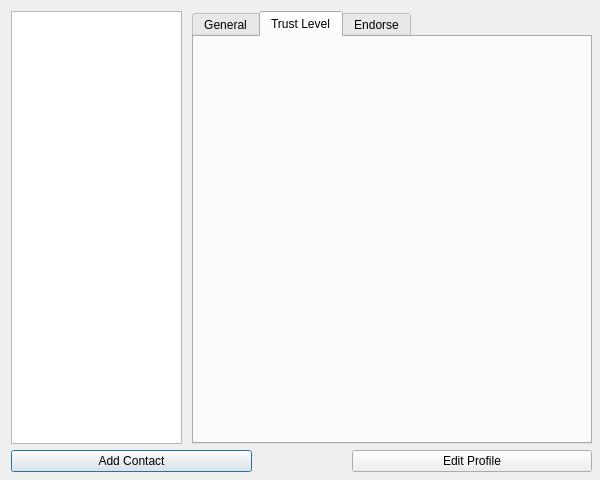
Qt form src/contactpanel.ui (named-data/ChronoChat) before a commit.
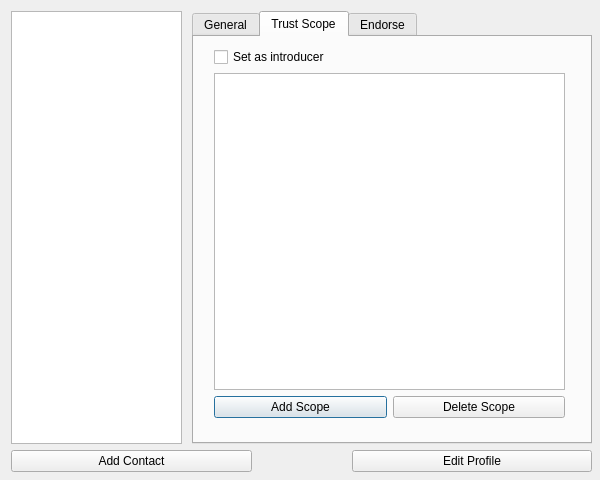
The same form after that commit. The open tabs and pages were chosen to show the change.

What changed in the file:
```diff
--- a/src/contactpanel.ui
+++ b/src/contactpanel.ui
@@ -22,7 +22,7 @@
   <property name="windowTitle">
    <string>Contacts</string>
   </property>
-  <widget class="QWidget" name="">
+  <widget class="QWidget" name="layoutWidget">
    <property name="geometry">
     <rect>
      <x>11</x>
@@ -177,8 +177,48 @@
         </widget>
         <widget class="QWidget" name="TrustLevel">
          <attribute name="title">
-          <string>Trust Level</string>
+          <string>Trust Scope</string>
          </attribute>
+         <widget class="QWidget" name="">
+          <property name="geometry">
+           <rect>
+            <x>20</x>
+            <y>10</y>
+            <width>351</width>
+            <height>371</height>
+           </rect>
+          </property>
+          <layout class="QVBoxLayout" name="verticalLayout_3">
+           <item>
+            <widget class="QCheckBox" name="isIntroducer">
+             <property name="text">
+              <string>Set as introducer</string>
+             </property>
+            </widget>
+           </item>
+           <item>
+            <widget class="QListView" name="trustScopeList"/>
+           </item>
+           <item>
+            <layout class="QHBoxLayout" name="horizontalLayout_4">
+             <item>
+              <widget class="QPushButton" name="addScope">
+               <property name="text">
+                <string>Add Scope</string>
+               </property>
+              </widget>
+             </item>
+             <item>
+              <widget class="QPushButton" name="addScope_2">
+               <property name="text">
+                <string>Delete Scope</string>
+               </property>
+              </widget>
+             </item>
+            </layout>
+           </item>
+          </layout>
+         </widget>
         </widget>
         <widget class="QWidget" name="Endorse">
          <attribute name="title">
```
Left out of the diff: 25 changed lines with no effect on the pictures.
